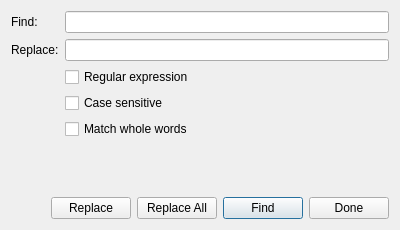
First picture: the form in camotics/qt/find_dialog.ui, repository zephyrrr/Camotics_modbus, before the edit.
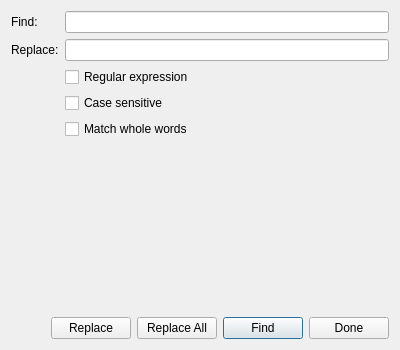
Second picture: the form after the edit.

```diff
--- a/camotics/qt/find_dialog.ui
+++ b/camotics/qt/find_dialog.ui
@@ -7,19 +7,19 @@
     <x>0</x>
     <y>0</y>
     <width>400</width>
-    <height>230</height>
+    <height>350</height>
    </rect>
   </property>
   <property name="minimumSize">
    <size>
     <width>0</width>
-    <height>230</height>
+    <height>300</height>
    </size>
   </property>
   <property name="maximumSize">
    <size>
     <width>1000</width>
-    <height>230</height>
+    <height>400</height>
    </size>
   </property>
   <property name="windowTitle">
```
